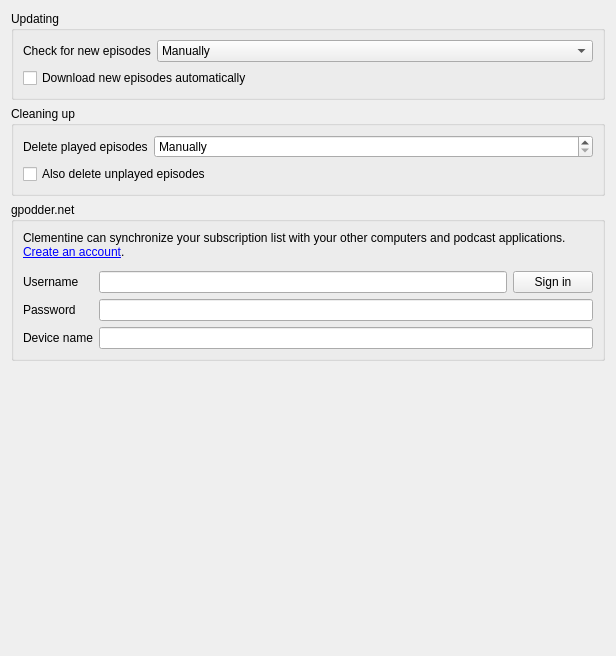
First picture: the form in src/podcasts/podcastsettingspage.ui, repository clementine-player/Clementine, before the edit.
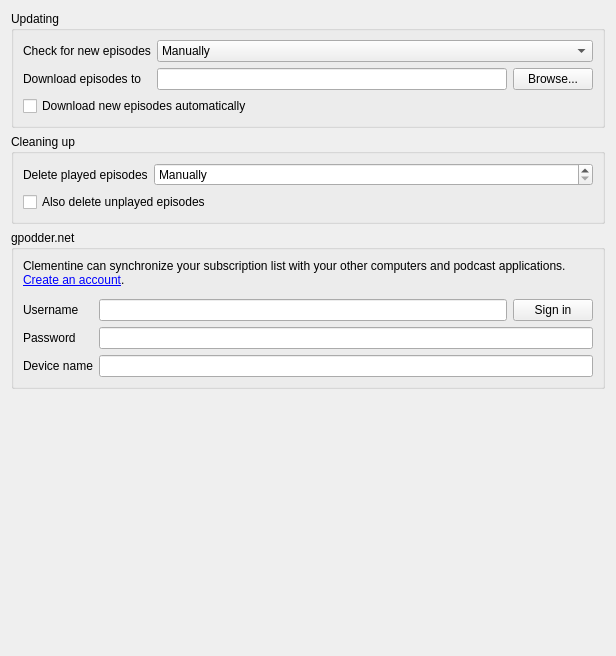
Second picture: the form after the edit. Icons and pictures are not drawn. Custom widgets are drawn as their Qt base class.

What changed in the file:
```diff
--- a/src/podcasts/podcastsettingspage.ui
+++ b/src/podcasts/podcastsettingspage.ui
@@ -75,13 +75,34 @@
         </item>
        </widget>
       </item>
-      <item row="1" column="0" colspan="2">
+      <item row="1" column="0">
+       <widget class="QLabel" name="label_4">
+        <property name="text">
+         <string>Download episodes to</string>
+        </property>
+       </widget>
+      </item>
+      <item row="2" column="0" colspan="2">
        <widget class="QCheckBox" name="auto_download">
         <property name="text">
          <string>Download new episodes automatically</string>
         </property>
        </widget>
       </item>
+      <item row="1" column="1">
+       <layout class="QHBoxLayout" name="horizontalLayout_2">
+        <item>
+         <widget class="QLineEdit" name="download_dir"/>
+        </item>
+        <item>
+         <widget class="QPushButton" name="download_dir_browse">
+          <property name="text">
+           <string>Browse...</string>
+          </property>
+         </widget>
+        </item>
+       </layout>
+      </item>
      </layout>
     </widget>
    </item>
```
Left out of the diff: 2 changed lines with no effect on the pictures.
